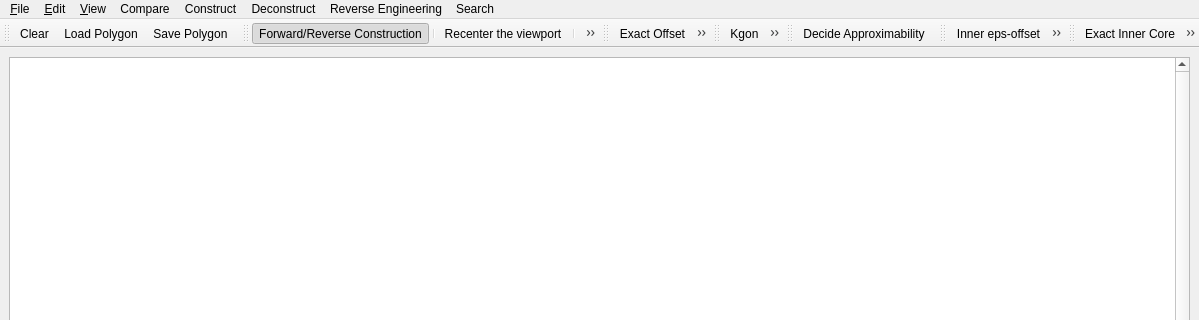
The window that Minkowski_sum_with_circle_2/demo/Minkowski_sum_with_circle_2/Polygon_offset_2.ui (CGAL/cgal-public-dev) describes before a commit, drawn with Qt 5; both pictures show x 0 to 1199 and y 0 to 320 of the 1199 by 758 pixel window.
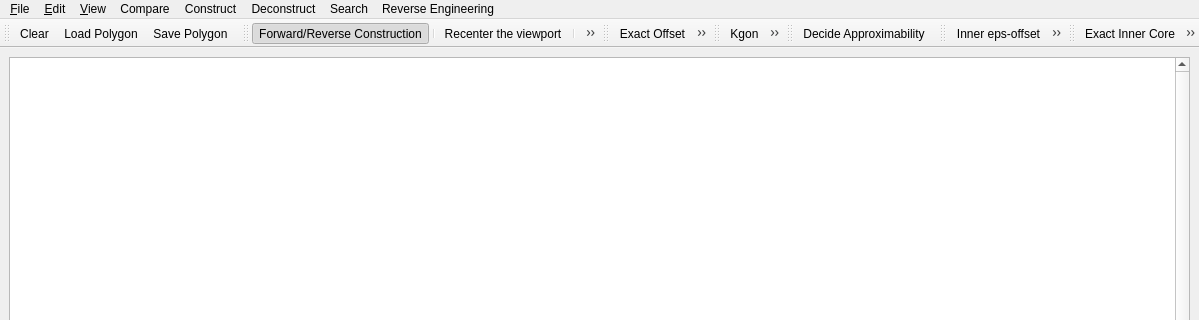
The same window after the commit. Icons and pictures are not drawn.

Commit message: update demo name

Patch:
```diff
--- a/Minkowski_sum_with_circle_2/demo/Minkowski_sum_with_circle_2/Polygon_offset_2.ui
+++ b/Minkowski_sum_with_circle_2/demo/Minkowski_sum_with_circle_2/Polygon_offset_2.ui
@@ -148,6 +148,12 @@
     <addaction name="actionRecenter"/>
    </widget>
    <widget class="QMenu" name="menuReverse_Engineering">
+    <property name="enabled">
+     <bool>true</bool>
+    </property>
+    <property name="tearOffEnabled">
+     <bool>false</bool>
+    </property>
     <property name="title">
      <string>Reverse Engineering</string>
     </property>
@@ -248,8 +254,8 @@
    <addaction name="menuCompare"/>
    <addaction name="menuConstruct"/>
    <addaction name="menuDeconstruct"/>
-   <addaction name="menuReverse_Engineering"/>
    <addaction name="menuSearch"/>
+   <addaction name="menuReverse_Engineering"/>
   </widget>
   <widget class="QToolBar" name="compareToolBar">
    <property name="windowTitle">
```
Left out of the diff: 10 changed lines with no effect on the pictures.
